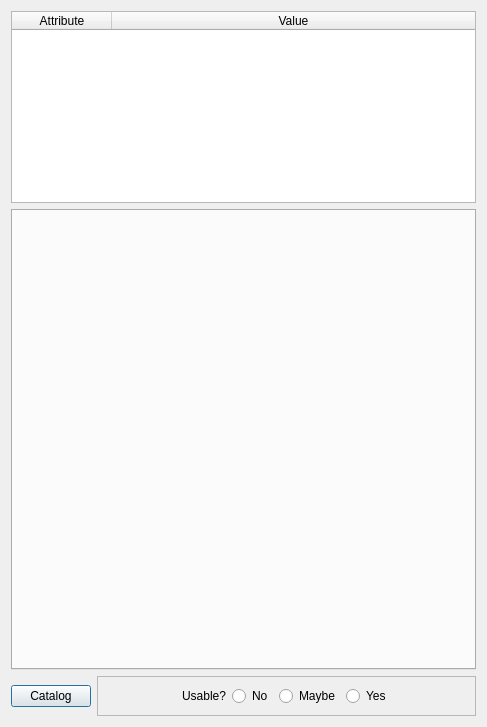
The window that Ui_NGABrowser.ui (persts/NGAImageBrowser) describes before a commit, drawn with Qt 5.
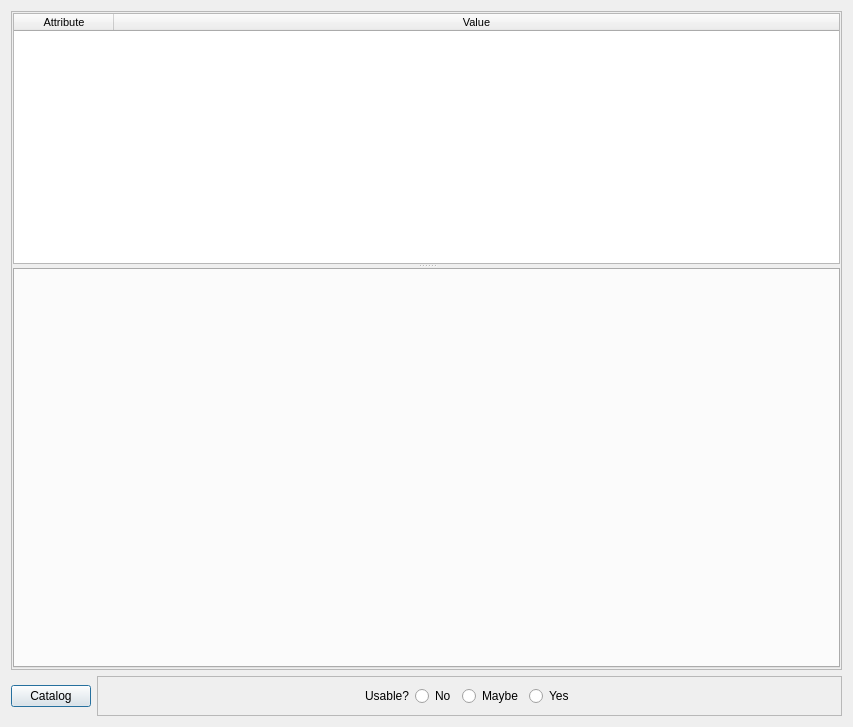
The same window after the commit.

What changed in the file:
```diff
--- a/Ui_NGABrowser.ui
+++ b/Ui_NGABrowser.ui
@@ -6,7 +6,7 @@
    <rect>
     <x>0</x>
     <y>0</y>
-    <width>487</width>
+    <width>853</width>
     <height>727</height>
    </rect>
   </property>
@@ -14,21 +14,91 @@
    <string>NGABrowser</string>
   </property>
   <layout class="QGridLayout" name="gridLayout">
-   <item row="1" column="0" colspan="2">
-    <widget class="QTabWidget" name="tabWidget">
-     <property name="currentIndex">
-      <number>-1</number>
+   <item row="0" column="0" colspan="2">
+    <widget class="QFrame" name="frame">
+     <property name="frameShape">
+      <enum>QFrame::StyledPanel</enum>
      </property>
+     <property name="frameShadow">
+      <enum>QFrame::Raised</enum>
+     </property>
+     <layout class="QVBoxLayout" name="verticalLayout">
+      <property name="spacing">
+       <number>1</number>
+      </property>
+      <property name="margin">
+       <number>1</number>
+      </property>
+      <item>
+       <widget class="QSplitter" name="splitter">
+        <property name="orientation">
+         <enum>Qt::Vertical</enum>
+        </property>
+        <widget class="QTableWidget" name="metadata">
+         <property name="sizePolicy">
+          <sizepolicy hsizetype="Expanding" vsizetype="Minimum">
+           <horstretch>0</horstretch>
+           <verstretch>0</verstretch>
+          </sizepolicy>
+         </property>
+         <property name="font">
+          <font>
+           <pointsize>8</pointsize>
+          </font>
+         </property>
+         <attribute name="horizontalHeaderStretchLastSection">
+          <bool>true</bool>
+         </attribute>
+         <attribute name="verticalHeaderDefaultSectionSize">
+          <number>20</number>
+         </attribute>
+         <attribute name="verticalHeaderMinimumSectionSize">
+          <number>20</number>
+         </attribute>
+         <column>
+          <property name="text">
+           <string>Attribute</string>
+          </property>
+         </column>
+         <column>
+          <property name="text">
+           <string>Value</string>
+          </property>
+         </column>
+        </widget>
+        <widget class="QTabWidget" name="tabWidget">
+         <property name="sizePolicy">
+          <sizepolicy hsizetype="Expanding" vsizetype="Expanding">
+           <horstretch>0</horstretch>
+           <verstretch>0</verstretch>
+          </sizepolicy>
+         </property>
+         <property name="minimumSize">
+          <size>
+           <width>0</width>
+           <height>400</height>
+          </size>
+         </property>
+         <property name="tabPosition">
+          <enum>QTabWidget::West</enum>
+         </property>
+         <property name="currentIndex">
+          <number>-1</number>
+         </property>
+        </widget>
+       </widget>
+      </item>
+     </layout>
     </widget>
    </item>
-   <item row="2" column="0">
+   <item row="1" column="0">
     <widget class="QPushButton" name="pButtonCatalog">
      <property name="text">
       <string>Catalog</string>
      </property>
     </widget>
    </item>
-   <item row="2" column="1">
+   <item row="1" column="1">
     <widget class="QFrame" name="frameUsable">
      <property name="maximumSize">
       <size>
@@ -100,29 +170,6 @@
      </layout>
     </widget>
    </item>
-   <item row="0" column="0" colspan="2">
-    <widget class="QTableWidget" name="metadata">
-     <property name="sizePolicy">
-      <sizepolicy hsizetype="Expanding" vsizetype="Minimum">
-       <horstretch>0</horstretch>
-       <verstretch>0</verstretch>
-      </sizepolicy>
-     </property>
-     <attribute name="horizontalHeaderStretchLastSection">
-      <bool>true</bool>
-     </attribute>
-     <column>
-      <property name="text">
-       <string>Attribute</string>
-      </property>
-     </column>
-     <column>
-      <property name="text">
-       <string>Value</string>
-      </property>
-     </column>
-    </widget>
-   </item>
   </layout>
  </widget>
  <resources/>
```
